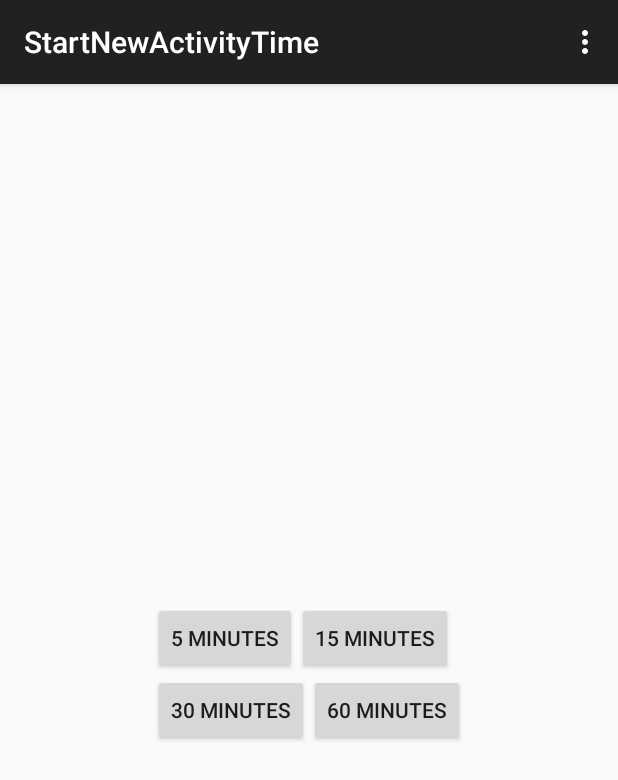
After one commit to guineapigmaster/GSD, an Android app: the SelectTime screen opened directly, with no data from a screen before it, on a phone screen of 412 x 824 dp. The commit adds this screen. Shown: the top 780 px of the screen. Run offline under Robolectric (Android 15) with nearby library versions, the phone set to English and light mode, and no system bars.

Commit message:
RK041515 Added second screen with buttons

```diff
--- /dev/null
+++ b/app/src/main/java/edu/cpp/rbkinney/gsd/SelectTime.java
@@ -0,0 +1,85 @@
+package edu.cpp.rbkinney.gsd;
+
+import android.support.v7.app.ActionBarActivity;
+import android.os.Bundle;
+import android.view.Menu;
+import android.view.MenuItem;
+import android.view.View;
+import android.widget.Button;
+import android.widget.TextView;
+
+
+public class SelectTime extends ActionBarActivity {
+    private static final boolean DEBUG = true;
+    private static final String TAG = "SelectTime";
+    @Override
+    protected void onCreate(Bundle savedInstanceState) {
+        super.onCreate(savedInstanceState);
+        setContentView(R.layout.activity_start_new_activity_time);
+
+        TextView startNewProjectText = (TextView) findViewById(R.id.startNewProjectText);
+        Button topLeftButton = (Button) findViewById(R.id.topLeftButton);
+        Button topRightButton = (Button) findViewById(R.id.topRightButton);
+        Button bottomLeftButton = (Button) findViewById(R.id.bottomLeftButton);
+        Button bottomRightButton = (Button) findViewById(R.id.bottomRightButton);
+
+        topLeftButton.setText("5 minutes");
+        topRightButton.setText("15 minutes");
+        bottomLeftButton.setText("30 minutes");
+        bottomRightButton.setText("60 minutes");
+
+        topLeftButton.setOnClickListener(new View.OnClickListener() {
+            @Override
+            public void onClick(View v) {
+                if(DEBUG)
+                {
+
+                }
+            }
+        });
+
+        topRightButton.setOnClickListener(new View.OnClickListener() {
+            @Override
+            public void onClick(View v) {
+
+            }
+        });
+
+        bottomLeftButton.setOnClickListener(new View.OnClickListener() {
+            @Override
+            public void onClick(View v) {
+
+            }
+        });
+
+        bottomRightButton.setOnClickListener(new View.OnClickListener() {
+            @Override
+            public void onClick(View v) {
+
+            }
+        });
+    }
+
+
+    @Override
+    public boolean onCreateOptionsMenu(Menu menu) {
+        // Inflate the menu; this adds items to the action bar if it is present.
+        getMenuInflater().inflate(R.menu.menu_start_new_activity_time, menu);
+        return true;
+    }
+
+    @Override
+    public boolean onOptionsItemSelected(MenuItem item) {
+        // Handle action bar item clicks here. The action bar will
+        // automatically handle clicks on the Home/Up button, so long
+        // as you specify a parent activity in AndroidManifest.xml.
+        int id = item.getItemId();
+
+        //noinspection SimplifiableIfStatement
+        if (id == R.id.action_settings) {
+            return true;
+        }
+
+        return super.onOptionsItemSelected(item);
+    }
+}
--- /dev/null
+++ b/app/src/main/res/layout/activity_start_new_activity_time.xml
@@ -0,0 +1,67 @@
+<LinearLayout xmlns:android="http://schemas.android.com/apk/res/android"
+    xmlns:tools="http://schemas.android.com/tools"
+    android:layout_width="match_parent"
+    android:layout_height="match_parent"
+    android:gravity="center"
+    android:orientation="vertical"
+    android:paddingBottom="@dimen/activity_vertical_margin"
+    android:paddingLeft="@dimen/activity_horizontal_margin"
+    android:paddingRight="@dimen/activity_horizontal_margin"
+    android:paddingTop="@dimen/activity_vertical_margin"
+    tools:context="edu.cpp.rbkinney.gsd.SelectTime">
+
+    <TextView
+        android:id="@+id/startNewProjectText"
+        android:layout_width="wrap_content"
+        android:layout_height="wrap_content"
+        android:text="@string/startNewProjectText"/>
+
+    <LinearLayout
+        android:layout_width="wrap_content"
+        android:layout_height="wrap_content"
+        android:layout_gravity="center"
+        android:orientation="vertical">
+
+        <LinearLayout
+            android:id="@+id/topButtonLayout"
+            android:layout_width="wrap_content"
+            android:layout_height="wrap_content"
+            android:orientation="horizontal">
+
+            <Button
+                android:id="@+id/topLeftButton"
+                android:layout_width="wrap_content"
+                android:layout_height="wrap_content"
+                android:text="@string/topLeftButton" />
+
+            <Button
+                android:id="@+id/topRightButton"
+                android:layout_width="wrap_content"
+                android:layout_height="wrap_content"
+                android:text="@string/topRightButton" />
+
+
+        </LinearLayout>
+
+        <LinearLayout
+            android:id="@+id/bottomButtonLayout"
+            android:layout_width="wrap_content"
+            android:layout_height="wrap_content"
+            android:orientation="horizontal">
+
+            <Button
+                android:id="@+id/bottomLeftButton"
+                android:layout_width="wrap_content"
+                android:layout_height="wrap_content"
+                android:text="@string/bottomLeftButton" />
+
+            <Button
+                android:id="@+id/bottomRightButton"
+                android:layout_width="wrap_content"
+                android:layout_height="wrap_content"
+                android:text="@string/bottomRightButton" />
+
+
+        </LinearLayout>
+    </LinearLayout>
+</LinearLayout>
--- a/app/src/main/res/menu/menu_main.xml
+++ b/app/src/main/res/menu/menu_start_new_activity_time.xml
@@ -1,7 +1,7 @@
 <menu xmlns:android="http://schemas.android.com/apk/res/android"
     xmlns:app="http://schemas.android.com/apk/res-auto"
     xmlns:tools="http://schemas.android.com/tools"
-    tools:context="edu.cpp.rbkinney.gsd.MainActivity">
+    tools:context="edu.cpp.rbkinney.gsd.SelectTime">
     <item android:id="@+id/action_settings" android:title="@string/action_settings"
         android:orderInCategory="100" app:showAsAction="never" />
 </menu>
--- a/app/src/main/res/values/strings.xml
+++ b/app/src/main/res/values/strings.xml
@@ -4,4 +4,13 @@
 
     <string name="hello_world">Hello world!</string>
     <string name="action_settings">Settings</string>
+    <string name="startNewProject">Start new activity</string>
+    <string name="welcomeText">Welcome</string>
+    <string name="resumeProject">Continue old activity</string>
+    <string name="title_activity_start_new_activity_time">StartNewActivityTime</string>
+    <string name="topLeftButton" />
+    <string name="topRightButton" />
+    <string name="bottomLeftButton" />
+    <string name="bottomRightButton" />
+    <string name="startNewProjectText" />
 </resources>
```
Also changed, not shown: app/src/main/AndroidManifest.xml (+9 -0 lines), app/src/main/java/edu/cpp/rbkinney/gsd/MainActivity.java (+55 -2 lines), app/src/main/res/layout/activity_main.xml (+6 -6 lines), 1 other file.
